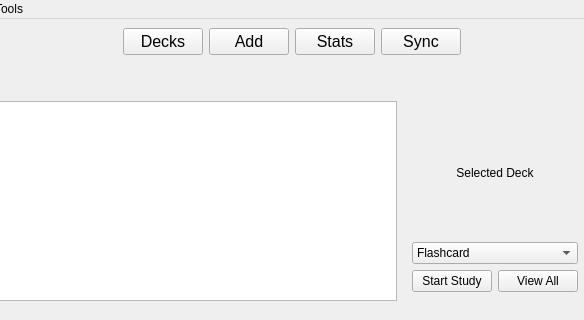
Above: Development/Source_Code/mainwindow.ui from TheSizzlingDefense/IA_Project before the change; both pictures show x 125 to 709 and y 0 to 320 of the 834 by 697 pixel window. Below: the same form after it.
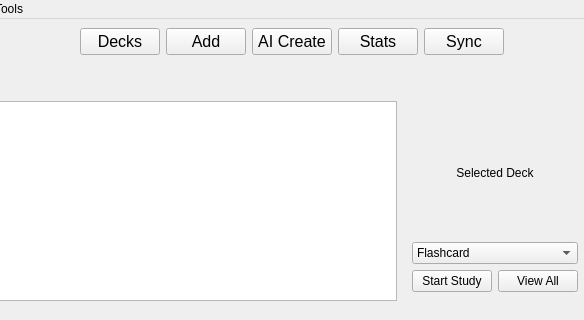
That is the form after the change.

```diff
--- a/Development/Source_Code/mainwindow.ui
+++ b/Development/Source_Code/mainwindow.ui
@@ -65,6 +65,18 @@
           </property>
          </widget>
         </item>
+        <item alignment="Qt::AlignmentFlag::AlignTop">
+         <widget class="QPushButton" name="aiCreate">
+          <property name="font">
+           <font>
+            <pointsize>12</pointsize>
+           </font>
+          </property>
+          <property name="text">
+           <string>AI Create</string>
+          </property>
+         </widget>
+        </item>
         <item alignment="Qt::AlignmentFlag::AlignTop">
          <widget class="QPushButton" name="showStats">
           <property name="font">
```
